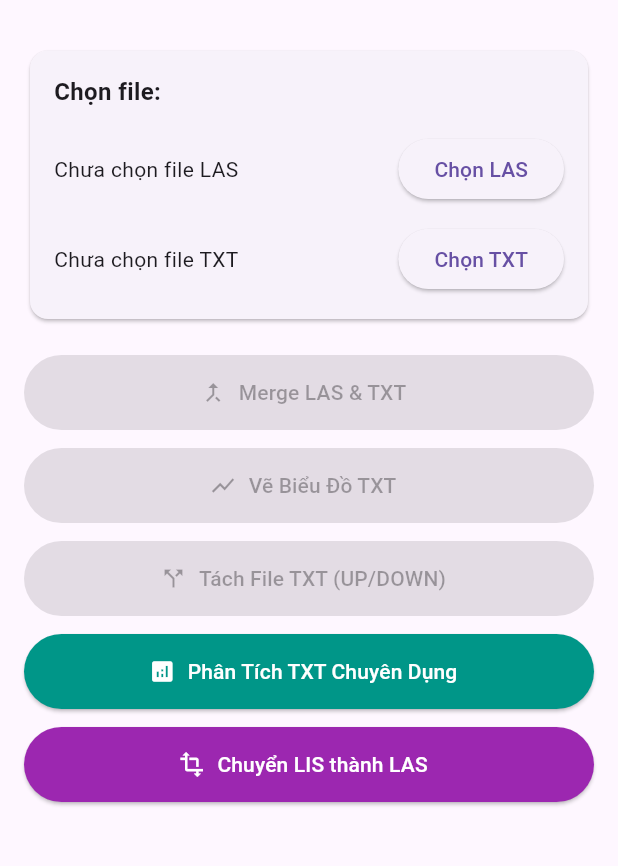
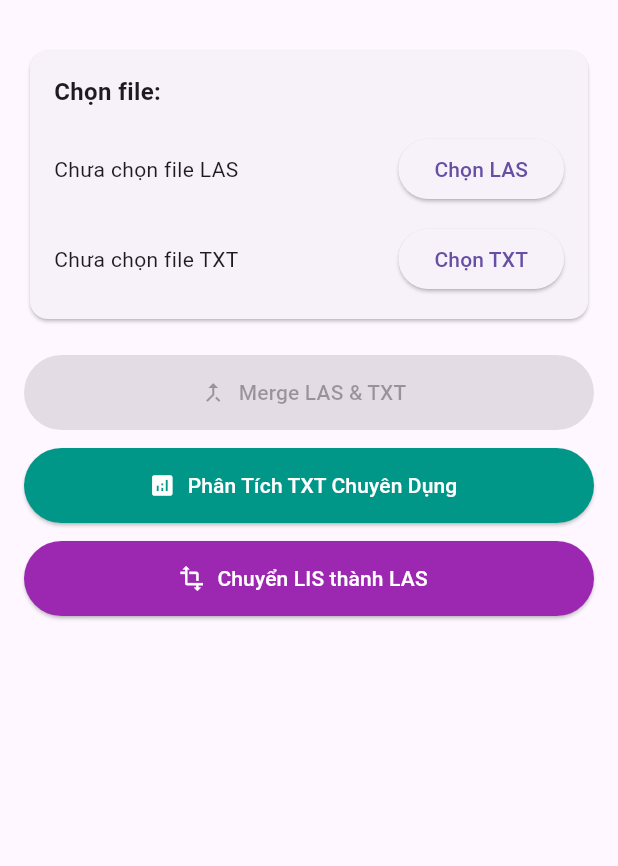
Before and after one commit to mylovetron2/xulyfilelas_flutter, a Flutter app: the screen it shows after launch, on a phone screen of 412 x 824 dp, the part 152-1018 px from its top. Run offline on Flutter 3.47's test engine with Material 3 defaults, Android fonts, the light colour scheme and no system bars; our stand-ins replace file_picker, fl_chart; missing offline and left inert: dart:html.

Commit message:
Remove TXT chart and split buttons from home screen

```diff
--- a/lib/screens/home_screen.dart
+++ b/lib/screens/home_screen.dart
@@ -2,12 +2,10 @@ import 'package:flutter/material.dart';
 import 'package:flutter/foundation.dart' show kIsWeb;
 import 'dart:typed_data';
 import 'dart:convert';
-import 'dart:io';
 import 'package:file_picker/file_picker.dart';
 import 'package:url_launcher/url_launcher.dart';
 import '../services/services.dart';
 import '../models/models.dart';
-import 'chart_screen.dart';
 import 'txt_analysis_screen.dart';
 
 // Conditional imports for web support
@@ -143,42 +141,6 @@ class _HomeScreenState extends State<HomeScreen> {
                       ),
                       style: ElevatedButton.styleFrom(
                         backgroundColor: Colors.green,
-                        foregroundColor: Colors.white,
-                      ),
-                    ),
-                  ),
-
-                  const SizedBox(height: 12),
-
-                  // Vẽ biểu đồ button
-                  SizedBox(
-                    width: double.infinity,
-                    height: 50,
-                    child: ElevatedButton.icon(
-                      onPressed: selectedTxtFile != null ? _drawChart : null,
-                      icon: const Icon(Icons.show_chart),
-                      label: const Text('Vẽ Biểu Đồ TXT'),
-                      style: ElevatedButton.styleFrom(
-                        backgroundColor: Colors.orange,
-                        foregroundColor: Colors.white,
-                      ),
-                    ),
-                  ),
-
-                  const SizedBox(height: 12),
-
-                  // Tách file TXT button
-                  SizedBox(
-                    width: double.infinity,
-                    height: 50,
-                    child: ElevatedButton.icon(
-                      onPressed: selectedTxtFile != null && !isProcessing
-                          ? _splitTxtFile
-                          : null,
-                      icon: const Icon(Icons.call_split),
-                      label: const Text('Tách File TXT (UP/DOWN)'),
-                      style: ElevatedButton.styleFrom(
-                        backgroundColor: Colors.indigo,
                         foregroundColor: Colors.white,
                       ),
                     ),
@@ -450,17 +412,6 @@ class _HomeScreenState extends State<HomeScreen> {
     }
   }
 
-  Future<void> _drawChart() async {
-    if (selectedTxtFile == null) return;
-
-    Navigator.push(
-      context,
-      MaterialPageRoute(
-        builder: (context) => ChartScreen(txtFilePath: selectedTxtFile!),
-      ),
-    );
-  }
-
   Future<void> _exportLisToLas() async {
     // Chọn file LIS
     FilePickerResult? lisResult = await FilePicker.platform.pickFiles(
@@ -537,74 +488,6 @@ class _HomeScreenState extends State<HomeScreen> {
     }
   }
 
-  Future<void> _splitTxtFile() async {
-    if (selectedTxtFile == null) return;
-
-    setState(() {
-      isProcessing = true;
-    });
-
-    try {
-      Map<String, dynamic> result;
-
-      if (kIsWeb) {
-        result = await FileService.splitTxtFileFromBytes(
-          selectedTxtFileBytes!,
-          selectedTxtFileName!,
-        );
-      } else {
-        result = await FileService.splitTxtFile(selectedTxtFile!);
-      }
-
-      if (!result['success']) {
-        _showErrorDialog(result['message']);
-        return;
-      }
-
-      // Download/Save files
-      if (kIsWeb) {
-        // Download both files for web
-        _downloadFileOnWeb(result['upContent'], result['upFileName']);
-
-        // Delay để tránh conflict download
-        await Future.delayed(const Duration(milliseconds: 500));
-
-        _downloadFileOnWeb(result['downContent'], result['downFileName']);
-
-        _showSuccessDialog(
-          'Đã tách file thành công!\n${result['message']}',
-          'Files downloaded: ${result['upFileName']}, ${result['downFileName']}',
-        );
-      } else {
-        // Save files for desktop
-        String? selectedDir = await FilePicker.platform.getDirectoryPath(
-          dialogTitle: 'Chọn thư mục lưu file tách',
-        );
-
-        if (selectedDir != null) {
-          // Write UP file
-          File upFile = File('$selectedDir/${result['upFileName']}');
-          await upFile.writeAsString(result['upContent'], encoding: utf8);
-
-          // Write DOWN file
-          File downFile = File('$selectedDir/${result['downFileName']}');
-          await downFile.writeAsString(result['downContent'], encoding: utf8);
-
-          _showSuccessDialog(
-            'Đã tách file thành công!\n${result['message']}',
-            'Saved to: $selectedDir',
-          );
-        }
-      }
-    } catch (e) {
-      _showErrorDialog('Lỗi khi tách file: $e');
-    } finally {
-      setState(() {
-        isProcessing = false;
-      });
-    }
-  }
-
   void _showErrorDialog(String message) {
     showDialog(
       context: context,
```
